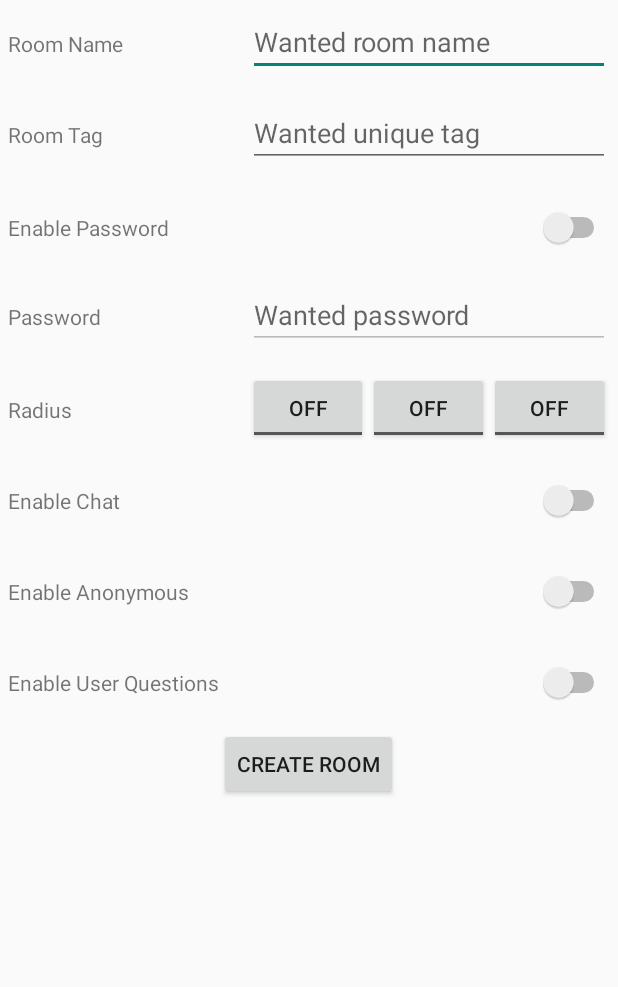
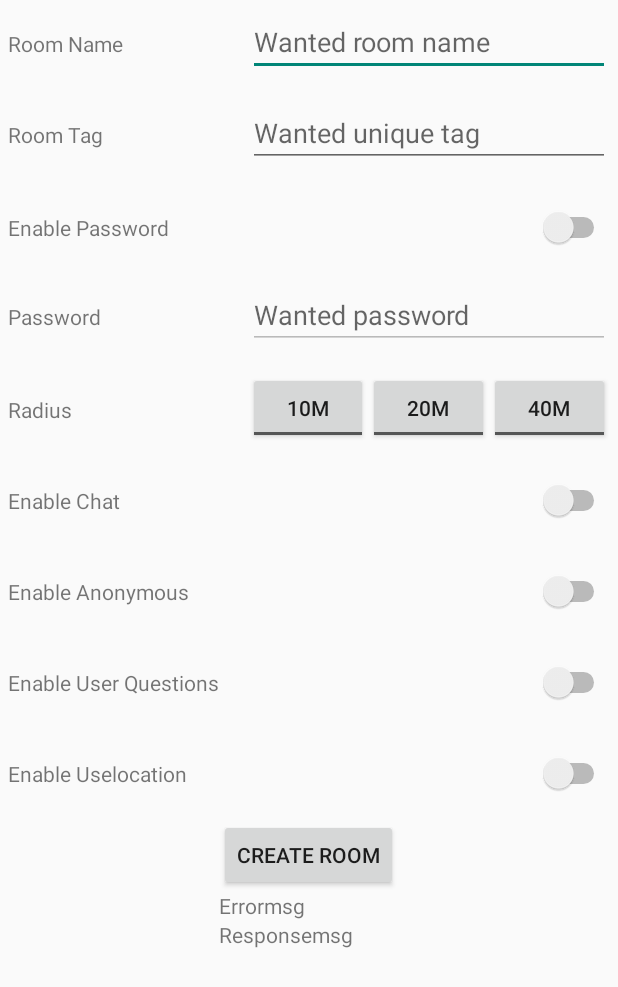
Before and after one commit to MartinNielsenFig/Bachelor, an Android app: the CreateRoomActivity screen opened directly, with no data from a screen before it, on a phone screen of 412 x 824 dp. Shown: the top 987 px of the screen. Run offline under Robolectric (Android 15) with nearby library versions, the phone set to English and light mode, and no system bars; our stand-ins replace Volley; libraries missing offline, so code that uses them is left out: com.facebook.

Commit message:
CreateRoom Ready

```diff
--- a/WisRAndroid/app/build.gradle
+++ b/WisRAndroid/app/build.gradle
@@ -27,10 +27,11 @@ dependencies {
     compile fileTree(dir: 'libs', include: ['*.jar'])
     compile 'com.android.support:appcompat-v7:23.0.1'
     compile 'com.google.code.gson:gson:2.3.1'
+    compile 'com.google.android.gms:play-services-maps:7.8.0'
+    compile 'com.google.android.gms:play-services-location:7.8.0'
     compile 'com.mcxiaoke.volley:library-aar:1.0.0'
     compile 'com.facebook.android:facebook-android-sdk:4.5.0'
     compile 'com.rabbitmq:amqp-client:3.5.4'
-    compile 'com.google.android.gms:play-services-maps:7.8.0'
-    compile 'com.google.android.gms:play-services-location:7.8.0'
+
     //compile 'com.google.android.gms:play-services:7.8.0'
 }
--- a/WisRAndroid/app/src/main/AndroidManifest.xml
+++ b/WisRAndroid/app/src/main/AndroidManifest.xml
@@ -31,7 +31,7 @@
         <activity
             android:name=".Activities.CreateRoomActivity"
             android:label="@string/title_activity_create_room"
-            android:windowSoftInputMode="stateVisible|adjustPan|adjustResize">
+            android:windowSoftInputMode="stateHidden|adjustPan|adjustResize">
         </activity>
         <activity
             android:name=".Activities.SelectRoomActivity"
--- a/WisRAndroid/app/src/main/java/com/example/tomas/wisrandroid/Activities/CreateRoomActivity.java
+++ b/WisRAndroid/app/src/main/java/com/example/tomas/wisrandroid/Activities/CreateRoomActivity.java
@@ -13,6 +13,7 @@ import android.widget.EditText;
 import android.widget.RadioGroup;
 import android.widget.Switch;
 import android.widget.TextView;
+import android.widget.Toast;
 import android.widget.ToggleButton;
 
 import com.android.volley.Request;
@@ -25,6 +26,7 @@ import com.example.tomas.wisrandroid.Helpers.ActivityLayoutHelper;
 import com.example.tomas.wisrandroid.Helpers.HttpHelper;
 import com.example.tomas.wisrandroid.Model.BooleanQuestion;
 import com.example.tomas.wisrandroid.Model.ChatMessage;
+import com.example.tomas.wisrandroid.Model.MyUser;
 import com.example.tomas.wisrandroid.Model.Question;
 import com.example.tomas.wisrandroid.Model.Room;
 import com.example.tomas.wisrandroid.R;
@@ -32,6 +34,7 @@ import com.facebook.Profile;
 import com.facebook.ProfileTracker;
 import com.google.gson.Gson;
 
+import org.json.JSONException;
 import org.json.JSONObject;
 import org.json.JSONStringer;
 
@@ -47,24 +50,25 @@ import javax.net.ssl.HttpsURLConnection;
 public class CreateRoomActivity extends AppCompatActivity {
 
     // Buttons
-    private Button mCreateRoomButton;
+    private volatile Button mCreateRoomButton;
 
     // Inputs
-    private EditText mRoomNameEditText;
-    private EditText mRoomTagEditText;
-    private EditText mPasswordEditText;
+    private volatile EditText mRoomNameEditText;
+    private volatile EditText mRoomTagEditText;
+    private volatile EditText mPasswordEditText;
 
     // Switches
-    private Switch mEnablePasswordSwitch;
-    private Switch mEnableChatSwitch;
-    private Switch mEnableAnonymousSwitch;
-    private Switch mEnableUserQuestionSwitch;
+    private volatile Switch mEnablePasswordSwitch;
+    private volatile Switch mEnableChatSwitch;
+    private volatile Switch mEnableAnonymousSwitch;
+    private volatile Switch mEnableUserQuestionSwitch;
+    private volatile Switch mEnableUseLocationSwitch;
 
     // ToggleButtons with RadioGroup
-    private RadioGroup mRadiusRadioGroup;
-    private ToggleButton mFirstRadiusToggleButton;
-    private ToggleButton mSecondRadiusToggleButton;
-    private ToggleButton mThirdRadiusToggleButton;
+    private volatile RadioGroup mRadiusRadioGroup;
+    private volatile ToggleButton mFirstRadiusToggleButton;
+    private volatile ToggleButton mSecondRadiusToggleButton;
+    private volatile ToggleButton mThirdRadiusToggleButton;
 
 
     @Override
@@ -83,27 +87,23 @@ public class CreateRoomActivity extends AppCompatActivity {
         mEnablePasswordSwitch.setOnClickListener(new View.OnClickListener() {
             @Override
             public void onClick(View view) {
-                if(mEnablePasswordSwitch.isChecked())
-                {
-                    mPasswordEditText.setEnabled(true);
-                }else {
-                    mPasswordEditText.setEnabled(false);
-                }
+                CheckState();
             }
         });
         mEnableChatSwitch = (Switch) findViewById(R.id.room_enable_chat_switch);
         mEnableAnonymousSwitch = (Switch) findViewById(R.id.room_anonymous_switch);
         mEnableUserQuestionSwitch = (Switch) findViewById(R.id.room_enable_userquestions_switch);
+        mEnableUseLocationSwitch = (Switch)findViewById(R.id.room_enable_uselocation_switch);
 
         // Toggle Button Logic
         mFirstRadiusToggleButton = (ToggleButton) findViewById(R.id.first_radius_button);
+//        mFirstRadiusToggleButton.setTextOn("10m");
+//        mFirstRadiusToggleButton.setTextOff("10m");
         mFirstRadiusToggleButton.setOnClickListener(new View.OnClickListener() {
             @Override
             public void onClick(View view) {
-                if(mFirstRadiusToggleButton.isChecked())
-                {
-                    if(mSecondRadiusToggleButton.isChecked() || mThirdRadiusToggleButton.isChecked())
-                    {
+                if (mFirstRadiusToggleButton.isChecked()) {
+                    if (mSecondRadiusToggleButton.isChecked() || mThirdRadiusToggleButton.isChecked()) {
                         mSecondRadiusToggleButton.setChecked(false);
                         mThirdRadiusToggleButton.setChecked(false);
                     }
@@ -112,13 +112,13 @@ public class CreateRoomActivity extends AppCompatActivity {
             }
         });
         mSecondRadiusToggleButton = (ToggleButton) findViewById(R.id.second_radius_button);
+//        mSecondRadiusToggleButton.setTextOn("20m");
+//        mSecondRadiusToggleButton.setTextOff("20m");
         mSecondRadiusToggleButton.setOnClickListener(new View.OnClickListener() {
             @Override
             public void onClick(View view) {
-                if(mSecondRadiusToggleButton.isChecked())
-                {
-                    if(mFirstRadiusToggleButton.isChecked() || mThirdRadiusToggleButton.isChecked())
-                    {
+                if (mSecondRadiusToggleButton.isChecked()) {
+                    if (mFirstRadiusToggleButton.isChecked() || mThirdRadiusToggleButton.isChecked()) {
                         mFirstRadiusToggleButton.setChecked(false);
                         mThirdRadiusToggleButton.setChecked(false);
                     }
@@ -126,6 +126,8 @@ public class CreateRoomActivity extends AppCompatActivity {
             }
         });
         mThirdRadiusToggleButton = (ToggleButton) findViewById(R.id.third_radius_button);
+//        mThirdRadiusToggleButton.setTextOn("40m");
+//        mThirdRadiusToggleButton.setTextOff("40m");
         mThirdRadiusToggleButton.setOnClickListener(new View.OnClickListener() {
             @Override
             public void onClick(View view) {
@@ -146,42 +148,53 @@ public class CreateRoomActivity extends AppCompatActivity {
             public void onClick(View v) {
 
 
-                final TextView mTextView = (TextView) findViewById(R.id.room_name_textview);
-
                 Map<String,String> mParams = new HashMap<String, String>();
 
-                Room mRoom = new Room();
-                mRoom.set_CreatedById("Tomas");
-                mRoom.set_AllowAnonymous(false);
-                mRoom.set_EncryptedPassword("password");
-                mRoom.set_HasChat(false);
-                mRoom.set_HasPassword(false);
+                final Room mRoom = new Room();
+                //mRoom.set_CreatedById(MyUser.getMyuser().get_Id()); // Husk at implementere at få user id under login,
+                                                                      // samt at få tildelt en bruger under login hvis ingen bruger er tilstede på MongoDB
+                mRoom.set_Name(mRoomNameEditText.getText().toString());
+                mRoom.set_AllowAnonymous(mEnableAnonymousSwitch.isChecked());
+                mRoom.set_HasPassword(mEnablePasswordSwitch.isChecked());
+                mRoom.set_EncryptedPassword(mPasswordEditText.getText().toString());
+                mRoom.set_HasChat(mEnableChatSwitch.isChecked());
                 mRoom.set_Id(null);
-                mRoom.set_Radius(10);
-                mRoom.set_Name("ViggoBent");
-                mRoom.set_Tag("TAG");
-                mRoom.set_UseLocation(false);
-                mRoom.set_UsersCanAsk(false);
+                if (mFirstRadiusToggleButton.isChecked())
+                {
+                    mRoom.set_Radius(Integer.parseInt(mFirstRadiusToggleButton.getTextOn().toString().replace("m","")));
+                }else if(mSecondRadiusToggleButton.isChecked())
+                {
+                    mRoom.set_Radius(Integer.parseInt(mSecondRadiusToggleButton.getTextOn().toString().replace("m","")));
+                }else if(mThirdRadiusToggleButton.isChecked())
+                {
+                    mRoom.set_Radius(Integer.parseInt(mThirdRadiusToggleButton.getTextOn().toString().replace("m","")));
+                }
+                mRoom.set_Tag(mRoomTagEditText.getText().toString());
+                mRoom.set_UseLocation(mEnableUseLocationSwitch.isChecked());
+                mRoom.set_UsersCanAsk(mEnableUserQuestionSwitch.isChecked());
 
                 Gson gson = new Gson();
 
                 String json = gson.toJson(mRoom);
 
-                mTextView.setText(json);
-
                 mParams.put("Room", json);
 
-                Response.Listener<JSONObject> mListener = new Response.Listener<JSONObject>() {
+                final TextView mErr = (TextView) findViewById(R.id.errortext);
+                final TextView mResp = (TextView) findViewById(R.id.responsetext);
+
+                Response.Listener<String> mListener = new Response.Listener<String>() {
                     @Override
-                    public void onResponse(JSONObject jsonObject) {
-                        mTextView.setText(jsonObject.toString());
+                    public void onResponse(String response) {
+                        Toast.makeText(getApplicationContext(), "In Listener", Toast.LENGTH_LONG).show();
+                        mResp.setText(response.toString());
                     }
                 };
 
                 Response.ErrorListener mErrorListener = new Response.ErrorListener() {
                     @Override
                     public void onErrorResponse(VolleyError volleyError) {
-                        mTextView.setText( String.valueOf(volleyError.networkResponse.statusCode));
+                        Toast.makeText(getApplicationContext(),"In ErrorListener" + volleyError.getMessage(),Toast.LENGTH_LONG).show();
+                        mErr.setText(volleyError.getMessage());
                     }
                 };
 
@@ -197,6 +210,14 @@ public class CreateRoomActivity extends AppCompatActivity {
 
             }
         });
+
+        CheckState();
+    }
+
+    @Override
+    protected void onResume() {
+        super.onResume();
+        CheckState();
     }
 
     @Override
@@ -221,6 +242,17 @@ public class CreateRoomActivity extends AppCompatActivity {
         return super.onOptionsItemSelected(item);
     }
 
+    private void CheckState()
+    {
+        if(mEnablePasswordSwitch.isChecked())
+        {
+            mPasswordEditText.setEnabled(true);
+        }else {
+            mPasswordEditText.setEnabled(false);
+        }
+    }
+
+    // Skal muligvis fjernes
     private String getPostData(HashMap<String, String> params) throws UnsupportedEncodingException {
         StringBuilder result = new StringBuilder();
         boolean first = true;
--- a/WisRAndroid/app/src/main/java/com/example/tomas/wisrandroid/Activities/MainActivity.java
+++ b/WisRAndroid/app/src/main/java/com/example/tomas/wisrandroid/Activities/MainActivity.java
@@ -36,9 +36,9 @@ public class MainActivity extends FragmentActivity implements GoogleApiClient.Co
     private GoogleApiClient mGoogleApiClient;
     private Location mLastLocation;
 
-    private Button mCreateRoomButton = null;
-    private Button mSelectRoomButton = null;
-    private Button mLogoutButton = null;
+    private Button mCreateRoomButton;
+    private Button mSelectRoomButton;
+    private Button mLogoutButton;
 
     @Override
     protected void onCreate(Bundle savedInstanceState) {
--- a/WisRAndroid/app/src/main/java/com/example/tomas/wisrandroid/Model/Room.java
+++ b/WisRAndroid/app/src/main/java/com/example/tomas/wisrandroid/Model/Room.java
@@ -61,7 +61,7 @@ public class Room {
     public void set_EncryptedPassword(String EncryptedPassword) {this.EncryptedPassword = EncryptedPassword;}
 
     public boolean get_HasChat(){return this.HasChat;}
-    public void set_HasChat(boolean _hasChat) {this.HasChat = HasChat;}
+    public void set_HasChat(boolean HasChat) {this.HasChat = HasChat;}
 
     public boolean get_UsersCanAsk(){return this.UsersCanAsk;}
     public void set_UsersCanAsk(boolean UsersCanAsk) {this.UsersCanAsk = UsersCanAsk;}
--- a/WisRAndroid/app/src/main/res/layout/activity_create_room.xml
+++ b/WisRAndroid/app/src/main/res/layout/activity_create_room.xml
@@ -132,16 +132,22 @@
             android:layout_weight="6">
             <ToggleButton
                 android:id="@+id/first_radius_button"
+                android:textOn="10m"
+                android:textOff="10m"
                 android:layout_width="0dp"
                 android:layout_height="wrap_content"
                 android:layout_weight="2"/>
             <ToggleButton
                 android:id="@+id/second_radius_button"
+                android:textOn="20m"
+                android:textOff="20m"
                 android:layout_width="0dp"
                 android:layout_height="wrap_content"
                 android:layout_weight="2"/>
             <ToggleButton
                 android:id="@+id/third_radius_button"
+                android:textOn="40m"
+                android:textOff="40m"
                 android:layout_width="0dp"
                 android:layout_height="wrap_content"
                 android:layout_weight="2"/>
@@ -213,7 +219,7 @@
         <TextView
             android:layout_gravity="center_vertical"
             android:id="@+id/room_userquestion_enable_textview"
-            android:text="Enable User Questions"
+            android:text="@string/room_userquestion_enable_textview"
             android:layout_width="0dp"
             android:layout_height="wrap_content"
             android:layout_weight="4"/>
@@ -222,6 +228,33 @@
 
             android:layout_gravity="center"
             android:id="@+id/room_enable_userquestions_switch"
+            android:textOn="Enabled"
+            android:textOff="Disabled"
+            android:layout_width="0dp"
+            android:layout_height="wrap_content"
+            android:layout_weight="6"/>
+
+    </LinearLayout>
+
+    <LinearLayout
+        android:layout_margin="5dp"
+        android:layout_width="fill_parent"
+        android:layout_height="50dp"
+        android:orientation="horizontal"
+        android:weightSum="10">
+
+        <TextView
+            android:layout_gravity="center_vertical"
+            android:id="@+id/room_uselocation_enable_textview"
+            android:text="@string/room_uselocation_enable_textview"
+            android:layout_width="0dp"
+            android:layout_height="wrap_content"
+            android:layout_weight="4"/>
+
+        <Switch
+
+            android:layout_gravity="center"
+            android:id="@+id/room_enable_uselocation_switch"
             android:textOn="Enabled"
             android:textOff="Disabled"
             android:layout_width="0dp"
@@ -242,6 +275,20 @@
         android:text="@string/create_room_button"
         android:layout_width="wrap_content"
         android:layout_height="wrap_content" />
+
+        <TextView
+            android:text="Errormsg"
+            android:layout_below="@+id/create_room_button"
+            android:id="@+id/errortext"
+            android:layout_width="wrap_content"
+            android:layout_height="wrap_content" />
+
+        <TextView
+            android:text="Responsemsg"
+            android:layout_below="@+id/errortext"
+            android:id="@+id/responsetext"
+            android:layout_width="wrap_content"
+            android:layout_height="wrap_content" />
     </RelativeLayout>
 
 
--- a/WisRAndroid/app/src/main/res/values/strings.xml
+++ b/WisRAndroid/app/src/main/res/values/strings.xml
@@ -26,4 +26,6 @@
     <string name="room_enable_chat_textview">Enable Chat</string>
     <string name="room_anonymous_enable_textview">Enable Anonymous</string>
     <string name="create_room_button">Create Room</string>
+    <string name="room_userquestion_enable_textview">Enable User Questions</string>
+    <string name="room_uselocation_enable_textview">Enable Uselocation</string>
 </resources>
```
Also changed, not shown: WisRAndroid/app/src/main/java/com/example/tomas/wisrandroid/Activities/QuestionActivity.java (+42 -42 lines), WisRAndroid/app/src/main/java/com/example/tomas/wisrandroid/Helpers/HttpHelper.java (+8 -9 lines), 1 other file.
